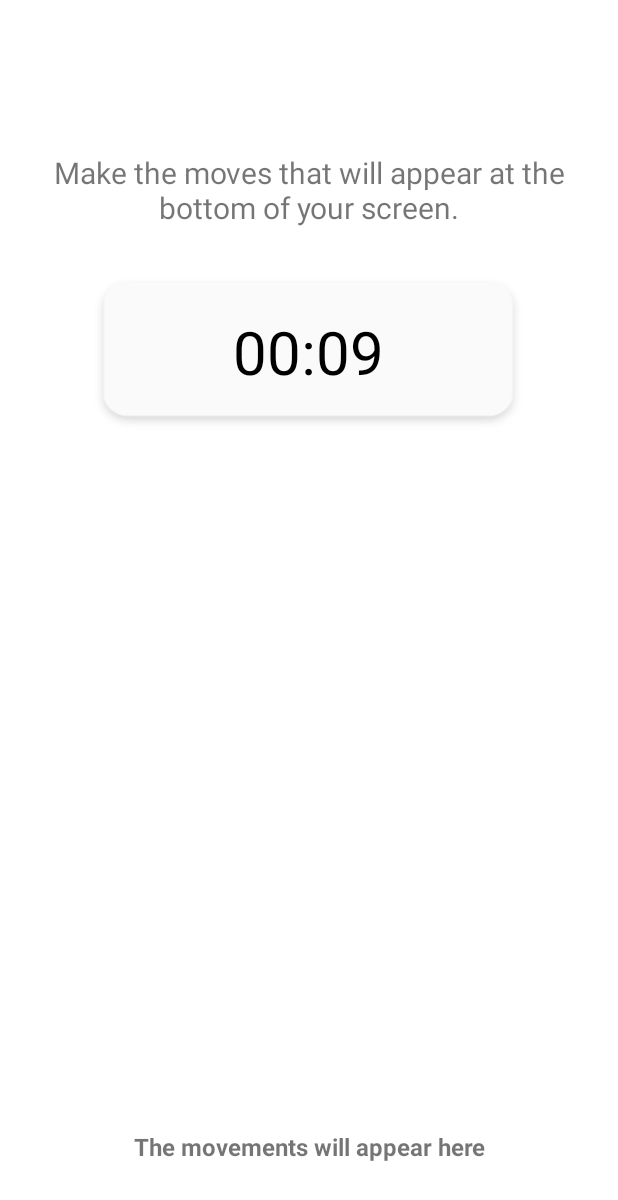
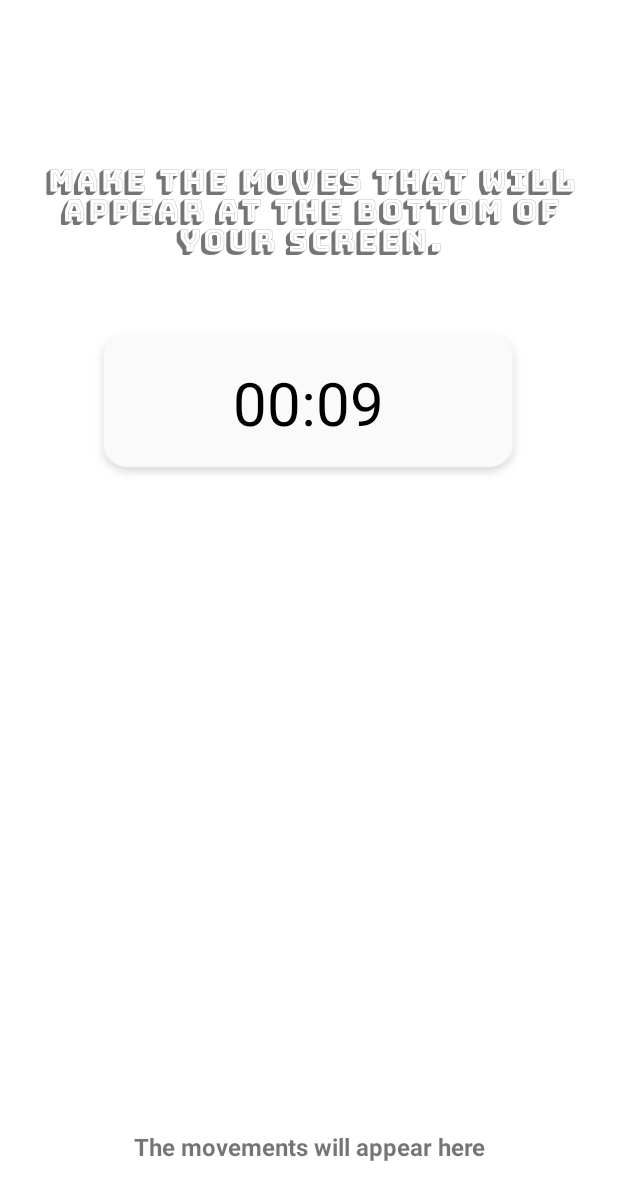
Before and after one commit to Roshhii/projet_PROMOB, an Android app: the GestureGame screen opened directly, with no data from a screen before it, on a phone screen of 412 x 824 dp. Shown: the top 1200 px of the screen. Run offline under Robolectric (Android 15) with nearby library versions, the phone set to English and light mode, and no system bars; Roboto replaces fonts that are not available here.

```diff
--- a/app/src/main/java/com/example/friendsgame/GestureGame.java
+++ b/app/src/main/java/com/example/friendsgame/GestureGame.java
@@ -4,6 +4,7 @@ import android.app.Activity;
 import android.app.AlertDialog;
 import android.content.Context;
 import android.content.Intent;
+import android.graphics.Typeface;
 import android.os.Build;
 import android.os.Bundle;
 import android.os.CountDownTimer;
@@ -35,7 +36,7 @@ public class GestureGame extends Activity implements
     private static final int SWIPE_VELOCITY_THRESHOLD = 100;
     private static final int SWIPE_THRESHOLD = 100;
 
-    private TextView tvGesture, tvScore, tvFinalScore;
+    private TextView tvGesture, tvScore, tvFinalScore, titleGesture;
     private CardView cvGesture;
 
     String[] mouvements = {
@@ -65,8 +66,18 @@ public class GestureGame extends Activity implements
         mGestureDetector.setOnDoubleTapListener(this);
 
         tvGesture = findViewById(R.id.tv_gesture);
+        titleGesture = findViewById(R.id.tv_titleGesture);
         tvScore = findViewById(R.id.tv_timeGesture);
         tvFinalScore = findViewById(R.id.tv_gestureScore);
+
+        Typeface audiowide = Typeface.createFromAsset(getAssets(),
+                "fonts/audiowide.ttf");
+        Typeface bungee_shade = Typeface.createFromAsset(getAssets(),
+                "fonts/bungee_shade.ttf");
+
+        titleGesture.setTypeface(bungee_shade);
+        tvFinalScore.setTypeface(audiowide);
+
 
         System.out.println("GAME_COUNT : " + MainActivity.GAME_COUNT);
 
@@ -118,18 +129,13 @@ public class GestureGame extends Activity implements
                                     t.cancel();
 
                                     end = true;
-                                    /*
-                                    tvFinalScore.setVisibility(View.VISIBLE);
+                                    tvGesture.setText("You lost...");
                                     tvFinalScore.setText("Final score: " + points);
 
-                                     */
                                 }
                             }
                         }, 1000,1000);
                 if (end == true) {
-                    tvGesture.setText("You lost...");
-                    tvFinalScore.setVisibility(View.VISIBLE);
-                    tvFinalScore.setText("Final score: " + points);
                     MainActivity.GAME_COUNT--;
                     MainActivity.myScore += points;
                     new Handler().postDelayed(new Runnable() {
--- a/app/src/main/java/com/example/friendsgame/MathGame.java
+++ b/app/src/main/java/com/example/friendsgame/MathGame.java
@@ -122,7 +122,7 @@ public class MathGame extends AppCompatActivity {
                        }
                    } catch (NumberFormatException e) {
                        Toast.makeText(getApplicationContext(), "Please give a number", Toast.LENGTH_SHORT);
-                       Log.i("", rep + " is not a number");
+                       Log.i("ERROR INPUT MATHGAME", rep + " is not a number");
                    }
                }
             }
--- a/app/src/main/java/com/example/friendsgame/practice/PracticeMathActivity.java
+++ b/app/src/main/java/com/example/friendsgame/practice/PracticeMathActivity.java
@@ -86,7 +86,7 @@ public class PracticeMathActivity extends AppCompatActivity {
                         }
                     } catch (NumberFormatException e) {
                         Toast.makeText(getApplicationContext(), "Please give a number", Toast.LENGTH_SHORT);
-                        Log.i("", rep + " is not a number");
+                        Log.i("ERROR INPUT MATHGAME", rep + " is not a number");
                     }
                 }
             }
--- a/app/src/main/java/com/example/friendsgame/temporary/LoadingScreen.java
+++ b/app/src/main/java/com/example/friendsgame/temporary/LoadingScreen.java
@@ -83,10 +83,10 @@ public class LoadingScreen extends AppCompatActivity {
                         finish();
                         break;
                     case 2 :
-                        /*Intent gestureActivity = new Intent(getApplicationContext(), GestureGame.class);
+                        Intent gestureActivity = new Intent(getApplicationContext(), GestureGame.class);
                         startActivity(gestureActivity);
                         finish();
-                        break;*/
+                        break;
                     case 3 :
                         Intent tapActivity = new Intent(getApplicationContext(), TapGame.class);
                         startActivity(tapActivity);
```
Also changed, not shown: app/src/main/java/com/example/friendsgame/MainActivity.java (+19 -2 lines).
